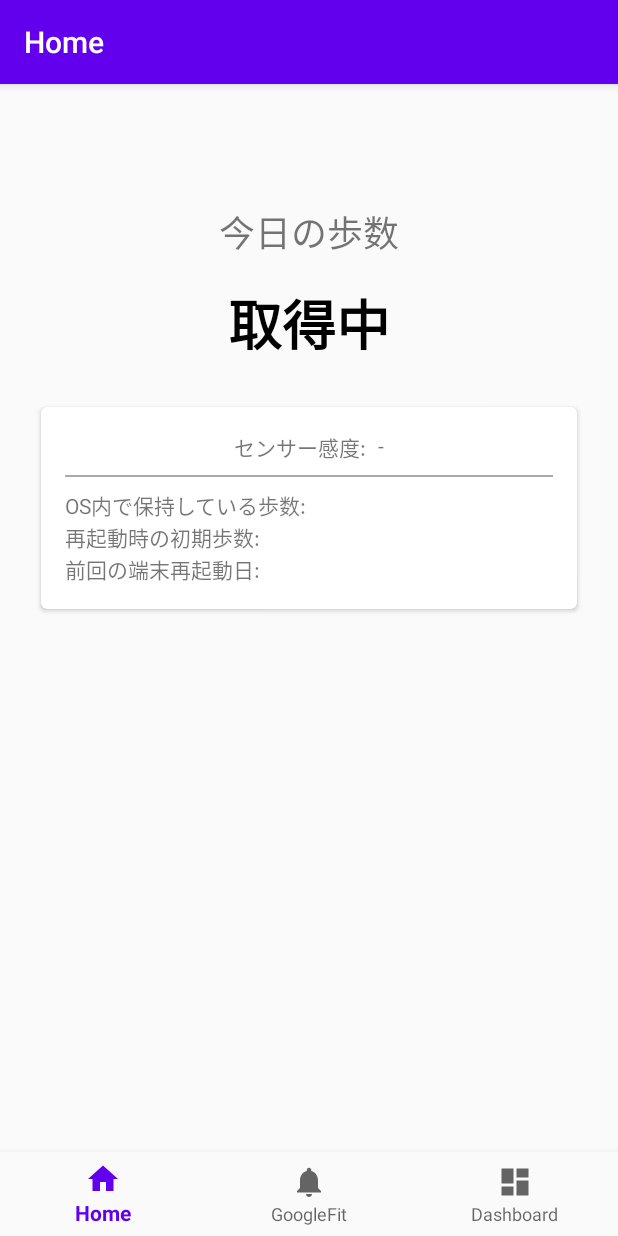
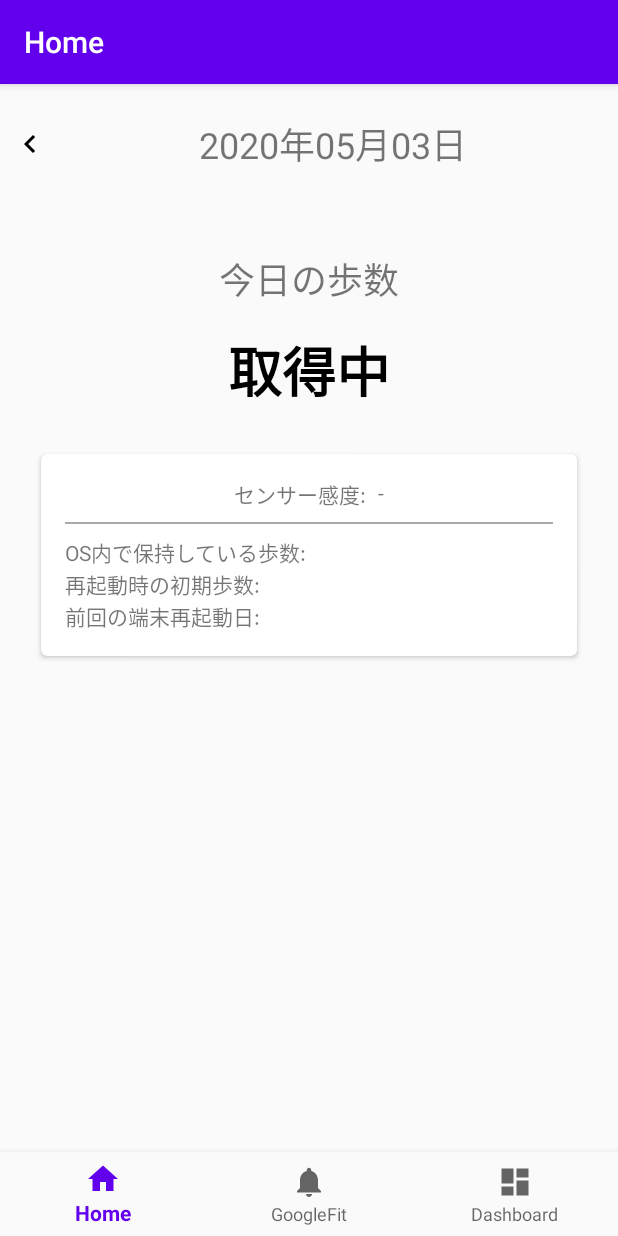
Before and after one commit to hotdrop/StepCountApp, an Android app: the screen it shows after launch (MainActivity), on a phone screen of 412 x 824 dp. Run offline under Robolectric (Android 15) with nearby library versions, the phone set to English and light mode, and no system bars; our stand-ins replace Dagger/Hilt's generated code, Timber, navigation-ui; libraries missing offline, so code that uses them is left out: com.facebook.stetho, com.jakewharton.threetenabp, permissions.dispatcher; 7 statements that could not run were skipped.

Commit message:
日付のViewPagerができたのでコミット

```diff
--- a/app/src/main/java/jp/hotdrop/stepcountapp/common/Extension.kt
+++ b/app/src/main/java/jp/hotdrop/stepcountapp/common/Extension.kt
@@ -10,6 +10,12 @@ fun Long.milliToZonedDateTime(): ZonedDateTime =
 
 fun Instant.toZonedDateTime(): ZonedDateTime =
     ZonedDateTime.ofInstant(this, ZoneId.systemDefault())
+
+fun ZonedDateTime.toLongYearMonthDay(): Long {
+    val monthStr = this.month.value.toString().padStart(2, '0')
+    val dayStr = this.dayOfMonth.toString().padStart(2, '0')
+    return "${this.year}${monthStr}${dayStr}".toLong()
+}
 
 fun <T> Iterable<T>.sumByLong(selector: (T) -> Long): Long {
     var sum: Long = 0
--- a/app/src/main/java/jp/hotdrop/stepcountapp/repository/StepCounterRepository.kt
+++ b/app/src/main/java/jp/hotdrop/stepcountapp/repository/StepCounterRepository.kt
@@ -2,6 +2,7 @@ package jp.hotdrop.stepcountapp.repository
 
 import dagger.Reusable
 import jp.hotdrop.stepcountapp.common.sumByLong
+import jp.hotdrop.stepcountapp.common.toLongYearMonthDay
 import jp.hotdrop.stepcountapp.common.toZonedDateTime
 import jp.hotdrop.stepcountapp.model.DeviceDetail
 import jp.hotdrop.stepcountapp.model.DailyStepCount
@@ -17,7 +18,7 @@ class StepCounterRepository @Inject constructor(
     private val sharedPrefs: SharedPrefs
 ) {
     suspend fun find(targetAt: ZonedDateTime): DailyStepCount? {
-        val key = DailyStepCountEntity.makeKey(targetAt)
+        val key = targetAt.toLongYearMonthDay()
         return db.select(key)?.let {
             DailyStepCount(
                 stepNum = it.stepNum,
@@ -27,7 +28,7 @@ class StepCounterRepository @Inject constructor(
     }
 
     suspend fun totalCountPreviousDateStepNum(): Long {
-        val todayKey = DailyStepCountEntity.makeKey(ZonedDateTime.now())
+        val todayKey = ZonedDateTime.now().toLongYearMonthDay()
         return db.selectAll()
             .filter { it.id != todayKey }
             .sumByLong { it.stepNum }
--- a/app/src/main/java/jp/hotdrop/stepcountapp/repository/local/room/StepCounterDatabase.kt
+++ b/app/src/main/java/jp/hotdrop/stepcountapp/repository/local/room/StepCounterDatabase.kt
@@ -2,6 +2,7 @@ package jp.hotdrop.stepcountapp.repository.local.room
 
 import androidx.room.*
 import dagger.Reusable
+import jp.hotdrop.stepcountapp.common.toLongYearMonthDay
 import org.threeten.bp.Instant
 import org.threeten.bp.ZonedDateTime
 import javax.inject.Inject
@@ -46,14 +47,8 @@ data class DailyStepCountEntity(
         const val TABLE_NAME = "step_counter"
         fun create(id: Long? = null, stepNum: Long): DailyStepCountEntity {
             val now = ZonedDateTime.now()
-            val key = id ?: makeKey(now)
+            val key = id ?: now.toLongYearMonthDay()
             return DailyStepCountEntity(key, stepNum, now.toInstant())
-        }
-
-        fun makeKey(now: ZonedDateTime): Long {
-            val monthStr = now.month.value.toString().padStart(2, '0')
-            val dayStr = now.dayOfMonth.toString().padStart(2, '0')
-            return "${now.year}${monthStr}${dayStr}".toLong()
         }
     }
 }
--- a/app/src/main/java/jp/hotdrop/stepcountapp/ui/MainActivity.kt
+++ b/app/src/main/java/jp/hotdrop/stepcountapp/ui/MainActivity.kt
@@ -41,18 +41,8 @@ class MainActivity: AppCompatActivity() {
         observe()
     }
 
-    override fun onResume() {
-        super.onResume()
-
-        if (Build.VERSION.SDK_INT >= Build.VERSION_CODES.Q) {
-            initStepSensorViewWithPermissionCheck()
-        } else {
-            initStepSensorView()
-        }
-    }
-
-    override fun onStop() {
-        super.onStop()
+    override fun onDestroy() {
+        super.onDestroy()
         stepCounterSensor.unregisterListener()
     }
 
@@ -66,6 +56,12 @@ class MainActivity: AppCompatActivity() {
         ))
         setupActionBarWithNavController(navController, appBarConfiguration)
         navView.setupWithNavController(navController)
+
+        if (Build.VERSION.SDK_INT >= Build.VERSION_CODES.Q) {
+            initStepSensorViewWithPermissionCheck()
+        } else {
+            initStepSensorView()
+        }
     }
 
     private fun observe() {
--- a/app/src/main/java/jp/hotdrop/stepcountapp/ui/MainViewModel.kt
+++ b/app/src/main/java/jp/hotdrop/stepcountapp/ui/MainViewModel.kt
@@ -30,11 +30,11 @@ class MainViewModel @Inject constructor(
             val todayStepCount = effectiveCount - previousTotalNum
             Timber.d("有効歩数=$effectiveCount 前日までのトータル歩数=$previousTotalNum この差分が今日の歩数になるはず。")
             repository.save(todayStepCount)
-            updateDailyStepCount(ZonedDateTime.now())
+            findStepCount(ZonedDateTime.now())
         }
     }
 
-    fun updateDailyStepCount(targetAt: ZonedDateTime) {
+    fun findStepCount(targetAt: ZonedDateTime) {
         launch {
             // 歩数がない日も画面表示したいのでカウント0としてLiveDataに投げる。
             val dailyStepCount = repository.find(targetAt) ?: DailyStepCount(stepNum = 0, dayAt = targetAt)
--- a/app/src/main/java/jp/hotdrop/stepcountapp/ui/home/HomeFragment.kt
+++ b/app/src/main/java/jp/hotdrop/stepcountapp/ui/home/HomeFragment.kt
@@ -1,15 +1,20 @@
 package jp.hotdrop.stepcountapp.ui.home
 
+import android.content.Context
 import android.os.Bundle
 import android.view.LayoutInflater
 import android.view.View
 import android.view.ViewGroup
+import androidx.core.view.isVisible
 import androidx.fragment.app.Fragment
 import androidx.fragment.app.activityViewModels
 import androidx.lifecycle.Observer
+import androidx.viewpager.widget.PagerAdapter
+import androidx.viewpager.widget.ViewPager
 import jp.hotdrop.stepcountapp.R
 import jp.hotdrop.stepcountapp.common.Formatter
 import jp.hotdrop.stepcountapp.common.toFormatWithComma
+import jp.hotdrop.stepcountapp.common.toLongYearMonthDay
 import jp.hotdrop.stepcountapp.di.ViewModelFactory
 import jp.hotdrop.stepcountapp.di.component.component
 import jp.hotdrop.stepcountapp.model.Accuracy
@@ -17,7 +22,9 @@ import jp.hotdrop.stepcountapp.model.DailyStepCount
 import jp.hotdrop.stepcountapp.model.DeviceDetail
 import jp.hotdrop.stepcountapp.ui.MainViewModel
 import kotlinx.android.synthetic.main.fragment_home.*
+import kotlinx.android.synthetic.main.row_date.view.*
 import org.threeten.bp.ZonedDateTime
+import timber.log.Timber
 import javax.inject.Inject
 
 class HomeFragment: Fragment() {
@@ -34,6 +41,8 @@ class HomeFragment: Fragment() {
 
     override fun onActivityCreated(savedInstanceState: Bundle?) {
         super.onActivityCreated(savedInstanceState)
+
+        initViewPager(ZonedDateTime.now())
         observe()
     }
 
@@ -50,9 +59,6 @@ class HomeFragment: Fragment() {
     }
 
     private fun initStepCountView(dailyStepCount: DailyStepCount) {
-        // TODO ここPagerViewとかで変えたい
-        show_date.text = dailyStepCount.dayAt.format(Formatter.ofDate)
-
         // 日付の下の概要
         if (isSelectToday(dailyStepCount.dayAt)) {
             overview.text = getString(R.string.device_screen_overview_today)
@@ -67,6 +73,46 @@ class HomeFragment: Fragment() {
     private fun isSelectToday(targetAt: ZonedDateTime): Boolean {
         val now = ZonedDateTime.now()
         return now.year == targetAt.year && now.monthValue == targetAt.monthValue && now.dayOfMonth == targetAt.dayOfMonth
+    }
+
+    private fun initViewPager(currentAt: ZonedDateTime) {
+        val viewPagerDayList = createSelectedList(currentAt)
+        date_view_pager.let {
+            it.adapter = DateViewPagerAdapter(currentAt, viewPagerDayList)
+            it.clearOnPageChangeListeners()
+            it.currentItem = viewPagerDayList.indexOf(0L)
+            it.addOnPageChangeListener(object : ViewPager.OnPageChangeListener {
+                override fun onPageSelected(position: Int) {
+                    val date = currentAt.plusDays(viewPagerDayList[position])
+                    viewModel.findStepCount(date)
+                }
+                override fun onPageScrollStateChanged(state: Int) { /** no op  */ }
+                override fun onPageScrolled(position: Int, positionOffset: Float, positionOffsetPixels: Int) { /** no op  */ }
+            })
+        }
+    }
+
+    /**
+     * 指定された日を中心として前後が等間隔になるよう計dateListSize日をViewPagerに指定する。
+     * ただし、先頭は当日までとしリストは現在選択日付の日数増減で表現する。
+     */
+    private fun createSelectedList(currentAt: ZonedDateTime): List<Long> {
+        val nowYMD = ZonedDateTime.now().toLongYearMonthDay()
+        val currentYMD = currentAt.toLongYearMonthDay()
+
+        val numDaysAfter = when {
+            nowYMD - currentYMD > (dateListSize/2) -> (dateListSize/2).toLong()
+            nowYMD - currentYMD < 0 -> 0L
+            else -> nowYMD - currentYMD
+        }
+
+        val results = mutableListOf<Long>()
+        var index = numDaysAfter
+        (1..dateListSize).forEach { _ ->
+            results.add(0, index--)
+        }
+        Timber.d("作成した日数リスト: $results")
+        return results
     }
 
     private fun initAccuracy(accuracy: Accuracy) {
@@ -88,4 +134,48 @@ class HomeFragment: Fragment() {
         device_screen_os_reboot_date.text = deviceDetail.getInitAfterRebootDateTime()?.format(Formatter.ofDateTime)
             ?: getString(R.string.device_screen_os_reboot_non_date)
     }
+
+    /**
+     * 日付のViewPagerアダプター
+     */
+    inner class DateViewPagerAdapter(private val currentAt: ZonedDateTime, private val viewPagerDayList: List<Long>) : PagerAdapter() {
+
+        override fun getCount(): Int = viewPagerDayList.size
+
+        override fun isViewFromObject(view: View, obj: Any): Boolean {
+            return view == obj
+        }
+
+        override fun destroyItem(container: ViewGroup, position: Int, obj: Any) {
+            container.removeView(obj as View)
+        }
+
+        override fun instantiateItem(container: ViewGroup, position: Int): Any {
+            val currentDate = currentAt.plusDays(viewPagerDayList[position])
+            val view = LayoutInflater.from(container.context).inflate(R.layout.row_date, container, false)
+
+            view.show_date.text = currentDate.format(Formatter.ofDate)
+            when (position) {
+                0 -> {
+                    view.arrow_next.isVisible = true
+                    view.arrow_prev.isVisible = false
+                }
+                dateListSize - 1 -> {
+                    view.arrow_next.isVisible = false
+                    view.arrow_prev.isVisible = true
+                }
+                else -> {
+                    view.arrow_next.isVisible = true
+                    view.arrow_prev.isVisible = true
+                }
+            }
+
+            container.addView(view)
+            return view
+        }
+    }
+
+    companion object {
+        private const val dateListSize = 7
+    }
 }
--- /dev/null
+++ b/app/src/main/res/drawable/ic_chevron_left_black.xml
@@ -0,0 +1,4 @@
+<vector android:height="24dp" android:viewportHeight="24"
+    android:viewportWidth="24" android:width="24dp" xmlns:android="http://schemas.android.com/apk/res/android">
+    <path android:fillColor="#000000" android:pathData="M15.41,7.41L14,6l-6,6 6,6 1.41,-1.41L10.83,12z"/>
+</vector>
--- /dev/null
+++ b/app/src/main/res/drawable/ic_chevron_right_black_18dp.xml
@@ -0,0 +1,4 @@
+<vector android:height="24dp" android:viewportHeight="24"
+    android:viewportWidth="24" android:width="24dp" xmlns:android="http://schemas.android.com/apk/res/android">
+    <path android:fillColor="#000000" android:pathData="M10,6L8.59,7.41 13.17,12l-4.58,4.59L10,18l6,-6z"/>
+</vector>
--- a/app/src/main/res/layout/fragment_home.xml
+++ b/app/src/main/res/layout/fragment_home.xml
@@ -7,16 +7,13 @@
     android:layout_height="match_parent"
     tools:context=".ui.home.HomeFragment">
 
-    <TextView
-        android:id="@+id/show_date"
-        android:layout_width="wrap_content"
-        android:layout_height="wrap_content"
-        android:layout_marginTop="16dp"
-        android:textSize="24sp"
+    <androidx.viewpager.widget.ViewPager
+        android:id="@+id/date_view_pager"
+        android:layout_width="match_parent"
+        android:layout_height="@dimen/row_date_height"
         app:layout_constraintEnd_toEndOf="parent"
         app:layout_constraintStart_toStartOf="parent"
-        app:layout_constraintTop_toTopOf="parent"
-        tools:text="2020年4月30日" />
+        app:layout_constraintTop_toTopOf="parent" />
 
     <TextView
         android:id="@+id/overview"
@@ -27,7 +24,7 @@
         android:textSize="24sp"
         app:layout_constraintEnd_toEndOf="parent"
         app:layout_constraintStart_toStartOf="parent"
-        app:layout_constraintTop_toBottomOf="@+id/show_date" />
+        app:layout_constraintTop_toBottomOf="@+id/date_view_pager" />
 
     <TextView
         android:id="@+id/step_counter"
--- /dev/null
+++ b/app/src/main/res/layout/row_date.xml
@@ -0,0 +1,39 @@
+<?xml version="1.0" encoding="utf-8"?>
+<androidx.constraintlayout.widget.ConstraintLayout
+    xmlns:android="http://schemas.android.com/apk/res/android"
+    xmlns:app="http://schemas.android.com/apk/res-auto"
+    xmlns:tools="http://schemas.android.com/tools"
+    android:layout_width="match_parent"
+    android:layout_height="@dimen/row_date_height">
+
+    <ImageView
+        android:id="@+id/arrow_prev"
+        android:layout_width="wrap_content"
+        android:layout_height="wrap_content"
+        android:layout_marginStart="8dp"
+        app:layout_constraintBottom_toBottomOf="parent"
+        app:layout_constraintStart_toStartOf="parent"
+        app:layout_constraintTop_toTopOf="parent"
+        app:srcCompat="@drawable/ic_chevron_left_black" />
+
+    <TextView
+        android:id="@+id/show_date"
+        android:layout_width="wrap_content"
+        android:layout_height="wrap_content"
+        android:textSize="24sp"
+        app:layout_constraintBottom_toBottomOf="parent"
+        app:layout_constraintEnd_toStartOf="@+id/arrow_next"
+        app:layout_constraintStart_toEndOf="@+id/arrow_prev"
+        app:layout_constraintTop_toTopOf="parent"
+        tools:text="2020年4月30日" />
+
+    <ImageView
+        android:id="@+id/arrow_next"
+        android:layout_width="wrap_content"
+        android:layout_height="wrap_content"
+        app:layout_constraintBottom_toBottomOf="parent"
+        app:layout_constraintEnd_toEndOf="parent"
+        app:layout_constraintTop_toTopOf="parent"
+        app:srcCompat="@drawable/ic_chevron_right_black_18dp" />
+
+</androidx.constraintlayout.widget.ConstraintLayout>
--- a/app/src/main/res/values/dimens.xml
+++ b/app/src/main/res/values/dimens.xml
@@ -2,4 +2,5 @@
     <!-- Default screen margins, per the Android Design guidelines. -->
     <dimen name="activity_horizontal_margin">16dp</dimen>
     <dimen name="activity_vertical_margin">16dp</dimen>
+    <dimen name="row_date_height">80dp</dimen>
 </resources>
```
